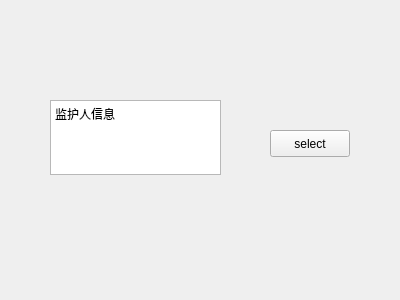
First picture: the form in myqt/untitled.ui, repository shao0099876/Embedded-System-Project, before the edit.
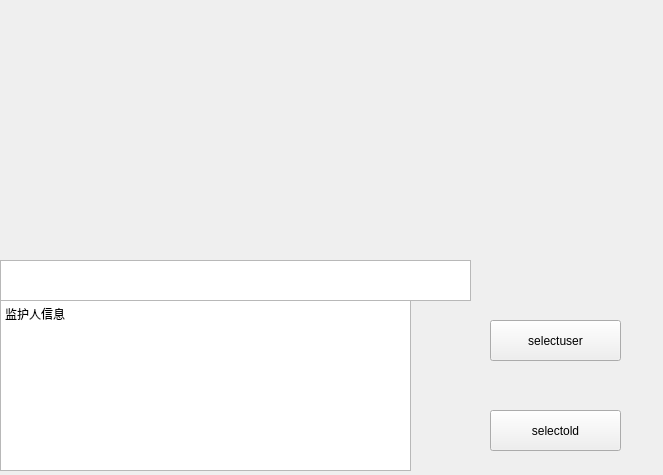
Second picture: the form after the edit.

Patch:
```diff
--- a/myqt/untitled.ui
+++ b/myqt/untitled.ui
@@ -6,8 +6,8 @@
    <rect>
     <x>0</x>
     <y>0</y>
-    <width>400</width>
-    <height>300</height>
+    <width>663</width>
+    <height>475</height>
    </rect>
   </property>
   <property name="windowTitle" >
@@ -16,31 +16,54 @@
   <widget class="QPushButton" name="pushButton" >
    <property name="geometry" >
     <rect>
-     <x>270</x>
-     <y>130</y>
-     <width>80</width>
-     <height>27</height>
+     <x>490</x>
+     <y>320</y>
+     <width>131</width>
+     <height>41</height>
     </rect>
    </property>
    <property name="text" >
-    <string>select</string>
+    <string>selectuser</string>
    </property>
   </widget>
   <widget class="QTextEdit" name="textEdit" >
    <property name="geometry" >
     <rect>
-     <x>50</x>
-     <y>100</y>
-     <width>171</width>
-     <height>75</height>
+     <x>0</x>
+     <y>300</y>
+     <width>411</width>
+     <height>171</height>
     </rect>
    </property>
    <property name="html" >
     <string>&lt;!DOCTYPE HTML PUBLIC "-//W3C//DTD HTML 4.0//EN" "http://www.w3.org/TR/REC-html40/strict.dtd">
 &lt;html>&lt;head>&lt;meta name="qrichtext" content="1" />&lt;style type="text/css">
 p, li { white-space: pre-wrap; }
-&lt;/style>&lt;/head>&lt;body style=" font-family:'Bitstream Charter'; font-size:9pt; font-weight:400; font-style:normal;">
-&lt;p style=" margin-top:0px; margin-bottom:0px; margin-left:0px; margin-right:0px; -qt-block-indent:0; text-indent:0px;">监护人信息&lt;/p>&lt;/body>&lt;/html></string>
+&lt;/style>&lt;/head>&lt;body style=" font-family:'文鼎PL细上海宋Uni'; font-size:18pt; font-weight:400; font-style:normal;">
+&lt;p style=" margin-top:0px; margin-bottom:0px; margin-left:0px; margin-right:0px; -qt-block-indent:0; text-indent:0px; font-family:'Bitstream Charter'; font-size:9pt;">监护人信息&lt;/p>&lt;/body>&lt;/html></string>
+   </property>
+  </widget>
+  <widget class="QPushButton" name="pushButton_2" >
+   <property name="geometry" >
+    <rect>
+     <x>490</x>
+     <y>410</y>
+     <width>131</width>
+     <height>41</height>
+    </rect>
+   </property>
+   <property name="text" >
+    <string>selectold</string>
+   </property>
+  </widget>
+  <widget class="QTextEdit" name="textEdit_2" >
+   <property name="geometry" >
+    <rect>
+     <x>0</x>
+     <y>260</y>
+     <width>471</width>
+     <height>41</height>
+    </rect>
    </property>
   </widget>
  </widget>
```
Left out of the diff: 3 changed lines with no effect on the pictures.
